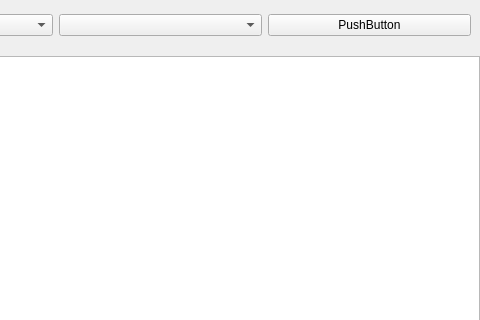
Qt form portefeuille_viewer/ui_designs/portfolio_value_tab.ui (onnokievit/portefeuille_viewer) before a commit; both pictures show x 578 to 1058 and y 0 to 320 of the 1058 by 879 pixel window.
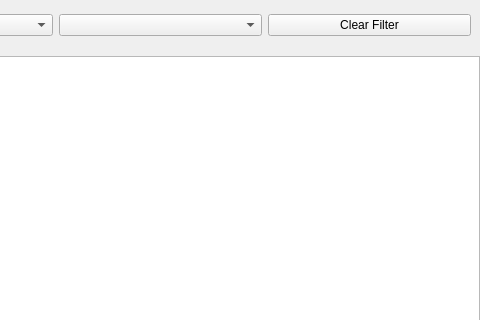
The same form after that commit.

Patch:
```diff
--- a/portefeuille_viewer/ui_designs/portfolio_value_tab.ui
+++ b/portefeuille_viewer/ui_designs/portfolio_value_tab.ui
@@ -52,7 +52,7 @@
         <item>
          <widget class="QPushButton" name="btnClearFilter">
           <property name="text">
-           <string>PushButton</string>
+           <string>Clear Filter</string>
           </property>
          </widget>
         </item>
```
